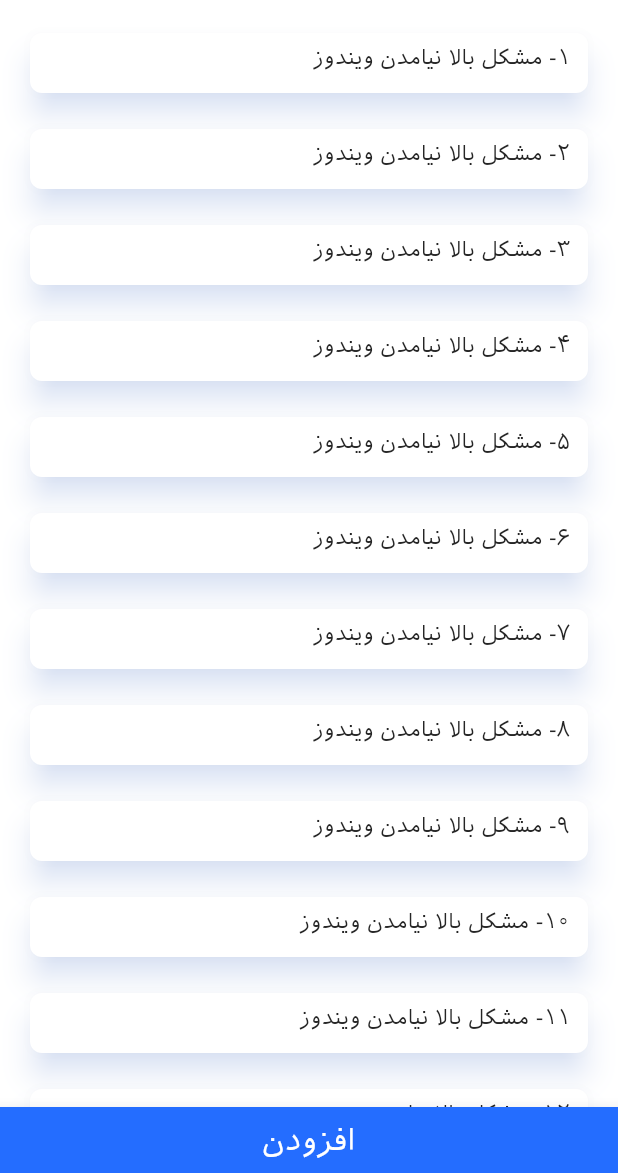
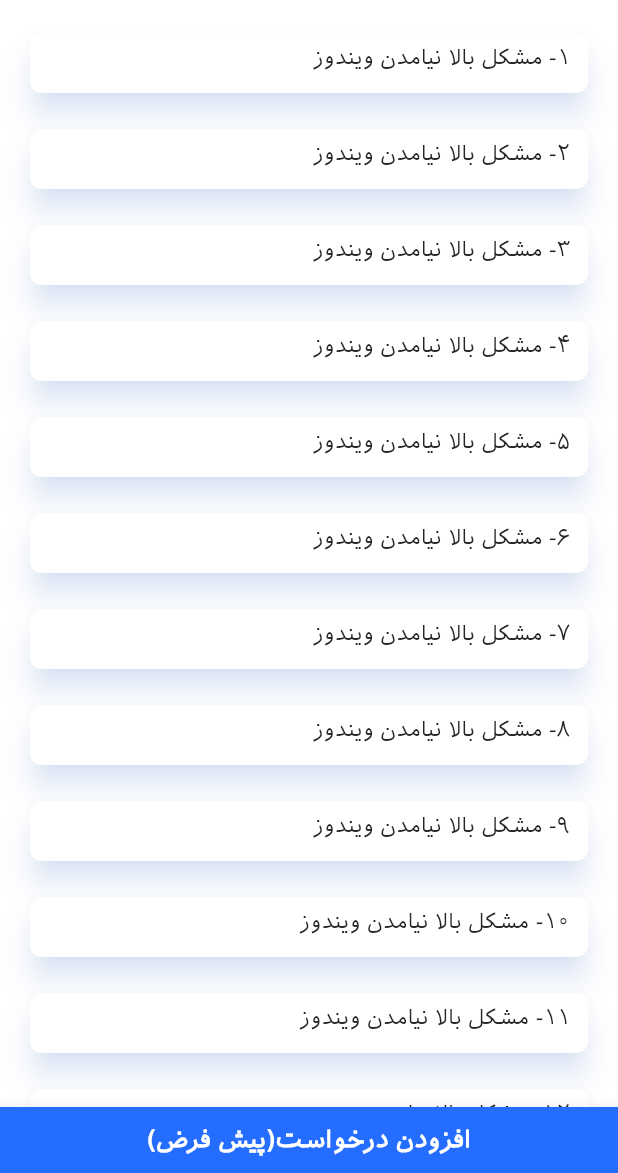
Before and after one commit to fhkhd/Panel, a Flutter app: the QuestionList screen opened directly, on a phone screen of 412 x 824 dp, the part 63-1236 px from its top. Run offline on Flutter 3.47's test engine with Material 2 defaults, Android fonts, the phone set to English and light mode, and no system bars; our stand-ins replace flutter_svg, hexcolor.

Commit message:
set an String input for ButtonNavigationBar's constructor and use it into classes

```diff
--- a/lib/ButtonNavigationBar.dart
+++ b/lib/ButtonNavigationBar.dart
@@ -3,7 +3,11 @@ import 'package:hexcolor/hexcolor.dart';
 
 
 class ButtonNavigationBar extends StatelessWidget {
-  const ButtonNavigationBar({Key? key}) : super(key: key);
+
+  String _titleOfButtonNavigation;
+
+
+  ButtonNavigationBar(this._titleOfButtonNavigation);
 
   @override
   Widget build(BuildContext context) {
@@ -16,10 +20,11 @@ class ButtonNavigationBar extends StatelessWidget {
             height: 44.0,
             child: Center(
               child: Text(
-                "افزودن",
+              _titleOfButtonNavigation,
                 style: TextStyle(
-                  fontSize: 20,
+                  fontSize: 16.0,
                   fontFamily: 'IranianSans',
+                  fontWeight: FontWeight.w700,
                   color: Colors.white,
                 ),
                 textDirection: TextDirection.rtl,
--- a/lib/QuestionList.dart
+++ b/lib/QuestionList.dart
@@ -142,7 +142,7 @@ class _QuestionListState extends State<QuestionList> {
           ),
         ],
       ),
-      bottomNavigationBar: ButtonNavigationBar(),
+      bottomNavigationBar: ButtonNavigationBar("افزودن درخواست(پیش فرض)"),
 
     );
   }
--- a/lib/UsersList.dart
+++ b/lib/UsersList.dart
@@ -107,7 +107,7 @@ class _usersListState extends State<usersList> {
           ),
         ],
       ),
-        bottomNavigationBar: ButtonNavigationBar(),
+        bottomNavigationBar: ButtonNavigationBar("افزودن کاربر"),
     );
   }
 
```
